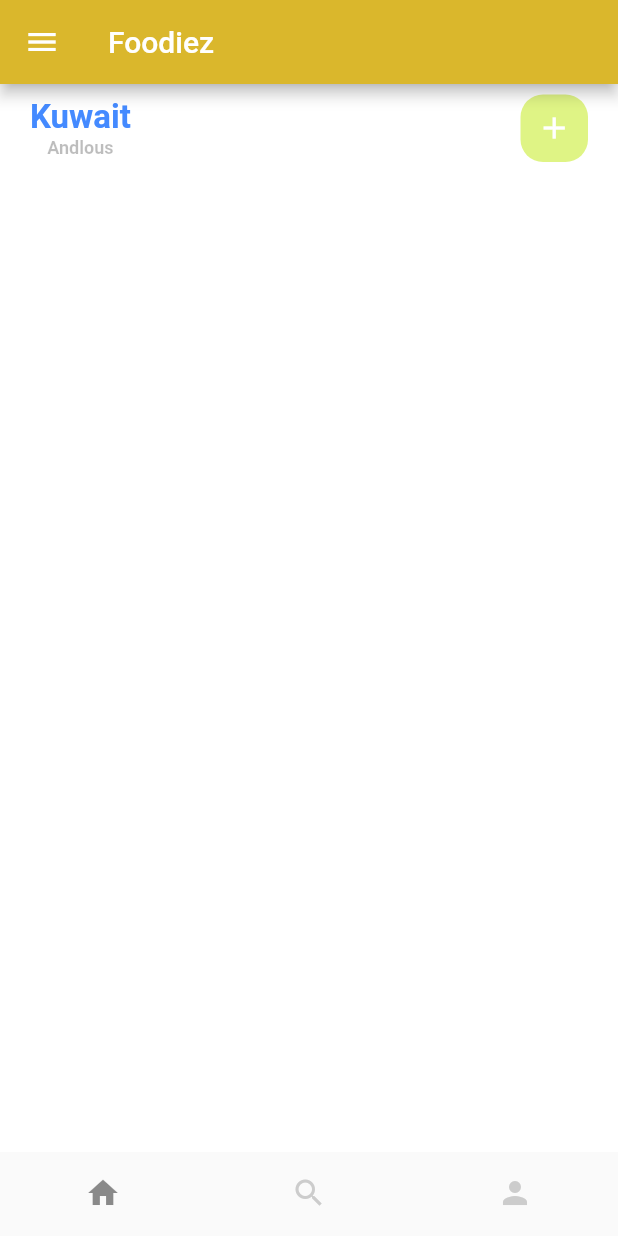
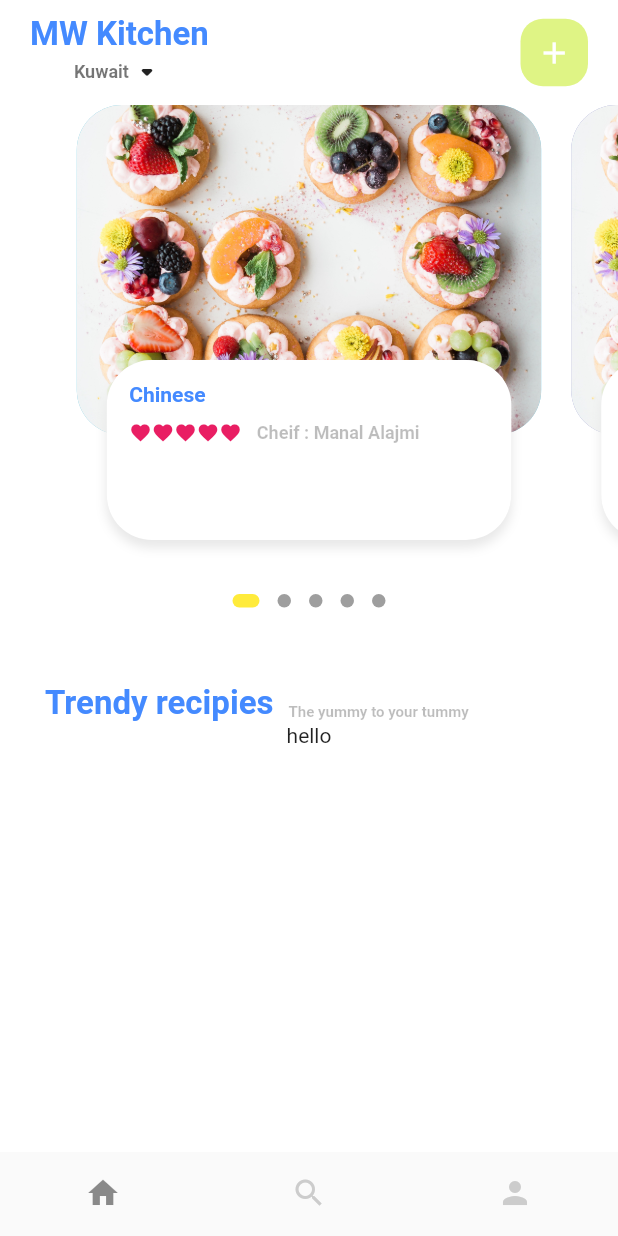
Before and after one commit to mallollaa/foodiez_frontEnd, a Flutter app: the screen it shows after launch, on a phone screen of 412 x 824 dp. Run offline on Flutter 3.47's test engine with Material 2 defaults, Android fonts, the phone set to English and light mode, and no system bars; drawn by our look-alikes of dots_indicator; our stand-ins replace dio, go_router, google_fonts; missing offline and left inert: dart:html, jwt_decode; accounts and stored records are empty; Roboto replaces fonts that are missing (Actor); key blocks and very long unbroken strings in the code were emptied for the run.

Commit message:
updated staffv

```diff
--- a/lib/pages/buttombar/home_page.dart
+++ b/lib/pages/buttombar/home_page.dart
@@ -51,15 +51,15 @@ class _MYHomePageState extends State<MYHomePage> {
           ]),
 
       //----- Drawer -----
-      drawer: MyNavBar(),
+      // drawer: MyNavBar(),
       // ---App Bar ----
-      appBar: AppBar(
-        title: Text(
-          "Foodiez",
-          style: GoogleFonts.aBeeZee(fontSize: 20),
-        ),
-        backgroundColor: Color.fromARGB(255, 218, 183, 44),
-      ),
+      // appBar: AppBar(
+      //   title: Text(
+      //     "Foodiez",
+      //     style: GoogleFonts.aBeeZee(fontSize: 20),
+      //   ),
+      //   backgroundColor: Color.fromARGB(255, 218, 183, 44),
+      // ),
       body: pages[currentIndex],
     );
   }
--- /dev/null
+++ b/lib/pages/recipes/food_body_page.dart
@@ -0,0 +1,185 @@
+import 'package:dots_indicator/dots_indicator.dart';
+import 'package:flutter/material.dart';
+import 'package:foodiez/widgets/text/small_text.dart';
+import 'package:foodiez/widgets/text/text.dart';
+
+class MyfoodBodyPage extends StatefulWidget {
+  const MyfoodBodyPage({super.key});
+
+  @override
+  State<MyfoodBodyPage> createState() => _MyfoodBodyPageState();
+}
+
+class _MyfoodBodyPageState extends State<MyfoodBodyPage> {
+  PageController pageController = PageController(viewportFraction: 0.8);
+  var _currentPageeValue = 0.0;
+  double _scaleFactore = 0.8;
+  @override
+  void initState() {
+    // this for the pic when we silde it left or right
+    super.initState();
+
+    pageController.addListener(() {
+      setState(() {
+        _currentPageeValue = pageController.page!;
+      });
+    });
+  }
+
+  @override
+  void dispose() {
+    // to save memorey
+    pageController.dispose();
+  }
+
+  Widget build(BuildContext context) {
+    return Column(
+      children: [
+        //----- slider section -----
+        Container(
+          // color: Colors.yellow,
+          height: 320,
+          child: PageView.builder(
+            controller: pageController,
+            itemCount: 5,
+            itemBuilder: (context, position) {
+              return _buildPageItem(position);
+            },
+          ),
+        ),
+        // ignore: unnecessary_new
+        new DotsIndicator(
+          dotsCount: 5,
+          position: _currentPageeValue,
+          decorator: DotsDecorator(
+            activeColor: Colors.yellow,
+            size: const Size.square(9.0),
+            activeSize: const Size(18.0, 9.0),
+            activeShape: RoundedRectangleBorder(
+                borderRadius: BorderRadius.circular(5.0)),
+          ),
+        ),
+        // --- trendy recipies----
+
+        SizedBox(
+          height: 45,
+        ),
+        Column(
+          children: [
+            Container(
+              margin: EdgeInsets.only(left: 30),
+              child: Row(
+                crossAxisAlignment: CrossAxisAlignment.end,
+                children: [
+                  MyText(text: "Trendy recipies"),
+                  SizedBox(
+                    width: 10,
+                  ),
+                  Container(
+                    margin: EdgeInsets.only(bottom: 2),
+                    child: SmallText(
+                      text: "The yummy to your tummy ",
+                      size: 10,
+                    ),
+                  ),
+                  //--- list of recipes ---
+                  SizedBox(
+                    height: 12,
+                  ),
+                ],
+              ),
+            ),
+            Container(
+              child: SingleChildScrollView(
+                  child: Column(children: [Container(child: Text("hello"))])),
+            )
+          ],
+        )
+      ],
+    );
+  }
+}
+
+Widget _buildPageItem(int index) {
+  return Stack(
+    children:
+        // we wrap it with stack becouse we want the container to take
+        // the height of the parent container
+        // and becouse we want to put two container on top of each other
+        [
+      Container(
+        height: 220,
+        margin: EdgeInsets.only(left: 10, right: 10),
+        decoration: BoxDecoration(
+          borderRadius: BorderRadius.circular(30),
+          color: index.isEven ? Color(0xFF69c5df) : Color(0xFF9294cc),
+          // Dont forget the image should come from the Backend
+          image: DecorationImage(
+            fit: BoxFit.cover, // to make the pic fit the container
+            image: AssetImage("assets/images/book2.jpg"),
+          ),
+        ),
+      ),
+      Align(
+        alignment: Alignment.bottomCenter,
+        child: Container(
+          height: 120,
+          margin: EdgeInsets.only(left: 30, right: 30, bottom: 30),
+          decoration: BoxDecoration(
+            borderRadius: BorderRadius.circular(30),
+            color: Colors.white,
+            boxShadow: [
+              BoxShadow(
+                color: Color(0xFFe8e8e8),
+                blurRadius: 5.0,
+                offset: Offset(0, 5),
+              ),
+              BoxShadow(
+                color: Color(0xFFe8e8e8),
+              )
+            ],
+          ),
+          child: Container(
+            padding: EdgeInsets.only(top: 15, left: 15, right: 15),
+            child: Column(
+              crossAxisAlignment: CrossAxisAlignment.start,
+              // pass categores here
+              children: [
+                MyText(
+                  text: "Chinese",
+                  size: 14,
+                ),
+                SizedBox(
+                  height: 10,
+                ),
+                Row(
+                  children: [
+                    Wrap(
+                      // to put children hozorintaly
+                      children: List.generate(
+                          5,
+                          (index) => Icon(
+                                Icons.favorite,
+                                color: Colors.pink,
+                                size: 15,
+                              )),
+                    ),
+                    SizedBox(
+                      width: 10,
+                    ),
+                    SmallText(
+                      text: "Cheif : Manal Alajmi",
+                    )
+                  ],
+                ),
+                SizedBox(
+                  height: 20,
+                ),
+              ],
+            ),
+          ),
+        ),
+      )
+    ],
+  );
+}
--- a/lib/widgets/home_body.dart
+++ b/lib/widgets/home_body.dart
@@ -1,9 +1,12 @@
 import 'package:flutter/material.dart';
+import 'package:foodiez/pages/recipes/food_body_page.dart';
 
 import 'package:foodiez/widgets/search_bar.dart';
 import 'package:foodiez/widgets/text/text.dart';
 
 import 'package:google_fonts/google_fonts.dart';
+
+import 'text/small_text.dart';
 
 class HomeBody extends StatefulWidget {
   const HomeBody({
@@ -19,9 +22,10 @@ class _HomeBodyState extends State<HomeBody> {
   Widget build(BuildContext context) {
     return Column(
       children: [
+        // --- shwing the header ----
         Container(
           child: Container(
-            margin: EdgeInsets.only(top: 7),
+            margin: EdgeInsets.only(top: 10, bottom: 10),
             padding: EdgeInsets.only(left: 20, right: 20),
             child: Row(
               mainAxisAlignment: MainAxisAlignment.spaceBetween,
@@ -29,13 +33,16 @@ class _HomeBodyState extends State<HomeBody> {
                 Column(
                   children: [
                     MyText(
-                      text: "Kuwait",
-                      // size: 12,
+                      text: "MW Kitchen",
                     ),
-                    MyText(
-                      text: "Andlous",
-                      color: Colors.black26,
-                      size: 12,
+                    Row(
+                      children: [
+                        SmallText(
+                          text: "Kuwait",
+                          color: Colors.black54,
+                        ),
+                        Icon(Icons.arrow_drop_down_rounded)
+                      ],
                     )
                   ],
                 ),
@@ -57,6 +64,8 @@ class _HomeBodyState extends State<HomeBody> {
             ),
           ),
         ),
+        // --- showing the body -----
+        MyfoodBodyPage(),
       ],
     );
   }
--- a/lib/widgets/text/small_text.dart
+++ b/lib/widgets/text/small_text.dart
@@ -10,7 +10,7 @@ class SmallText extends StatelessWidget {
 
   SmallText({
     Key? key,
-    this.color = Colors.grey,
+    this.color = Colors.black26,
     required this.text,
     this.hight = 1.2,
     this.size = 12, // check this
@@ -20,8 +20,8 @@ class SmallText extends StatelessWidget {
   Widget build(BuildContext context) {
     return Text(
       text,
-      style: GoogleFonts.abel(
-        // fontWeight: FontWeight.w700,
+      style: GoogleFonts.actor(
+        fontWeight: FontWeight.w700,
         color: color,
         fontSize: size,
         height: hight,
--- a/lib/widgets/text/text.dart
+++ b/lib/widgets/text/text.dart
@@ -20,6 +20,7 @@ class MyText extends StatelessWidget {
   Widget build(BuildContext context) {
     return Text(
       text,
+      maxLines: 1,
       overflow: overflow,
       style: GoogleFonts.aBeeZee(
         fontWeight: FontWeight.w700,
```
Also changed, not shown: pubspec.yaml (+6 -3 lines), assets/images/book.jpg (added), assets/images/book2.jpg (added), assets/images/burger.jpg (added), assets/images/soup.jpg (added), pubspec.lock.
